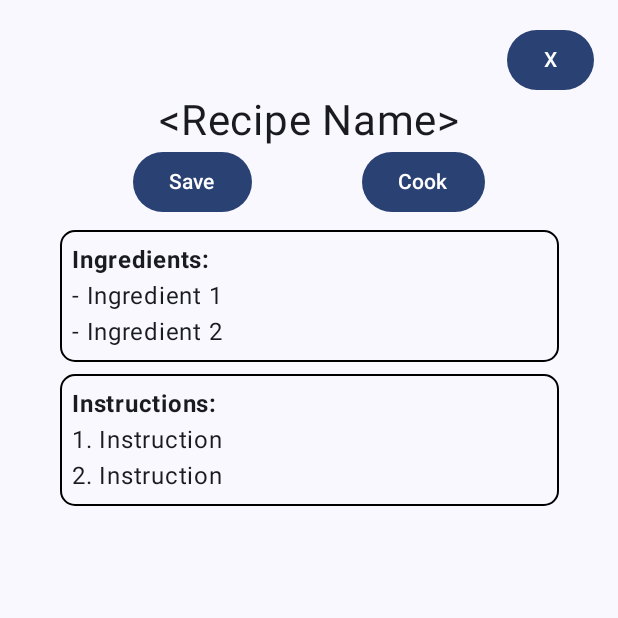
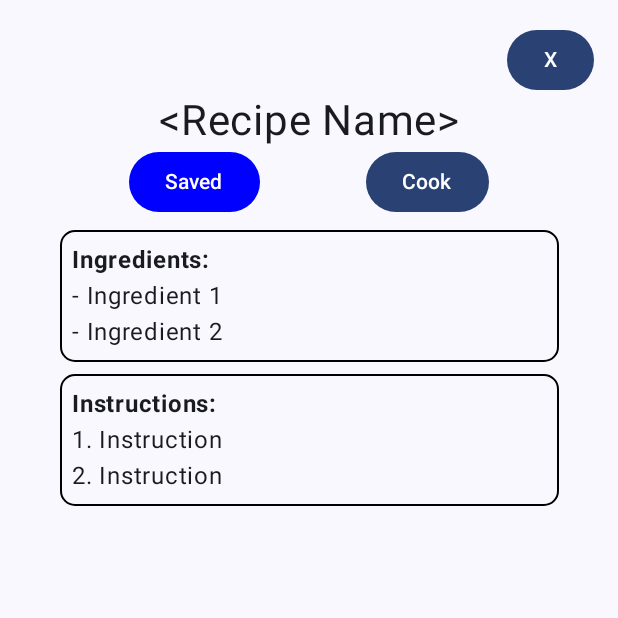
Before and after one commit to AdhDyslexie/meal-prep, an Android app built with Jetpack Compose: the composable RecipeDetails called with empty values, after a tap on "Save", on a phone screen of 412 x 824 dp, the top half of it. Run offline under Robolectric (Android 15) with nearby library versions, the phone set to English and light mode, and no system bars.

Commit message:
Recipes can now be saved

```diff
--- a/app/src/main/java/com/example/meal_planner/MainActivity.kt
+++ b/app/src/main/java/com/example/meal_planner/MainActivity.kt
@@ -56,7 +56,6 @@ import androidx.compose.ui.Alignment
 import androidx.compose.ui.Modifier
 import androidx.compose.ui.graphics.Color
 import androidx.compose.ui.text.font.FontWeight
-import androidx.compose.ui.tooling.preview.Preview
 import androidx.compose.ui.unit.dp
 import androidx.compose.ui.unit.sp
 import com.example.meal_planner.ui.theme.MealplannerTheme
@@ -427,10 +426,10 @@ fun RecipePage(modifier: Modifier = Modifier, viewmodel: RecipeViewModel) {
             }
         }
 
-        // 1. Track whether the overlay is open or closed
+        // Track whether the overlay is open or closed
         val isExpanded = selectedRecipe != null
 
-        // 2. Background Dimmer
+        // Background Dimmer
         if (isExpanded) {
             Box(
                 modifier = Modifier
@@ -440,7 +439,7 @@ fun RecipePage(modifier: Modifier = Modifier, viewmodel: RecipeViewModel) {
             )
         }
 
-        // 3. Animated Grow/Shrink Container
+        // Animated Grow/Shrink Container
         AnimatedVisibility(
             visible = isExpanded,
             modifier = Modifier.align(Alignment.Center),
@@ -457,7 +456,12 @@ fun RecipePage(modifier: Modifier = Modifier, viewmodel: RecipeViewModel) {
             ) {
                 RecipeDetails(
                     recipeInfo = selectedRecipe,
-                    onClose = { selectedRecipe = null } // Exit button callback
+                    onToggleSave = { isSaved ->
+                        selectedRecipe?.let { recipe ->
+                            viewmodel.updateRecipeSavedState(recipe.id, isSaved)
+                        }
+                    },
+                    onClose = { selectedRecipe = null }
                 )
             }
         }
@@ -661,7 +665,7 @@ fun MultiSelectDropdown(
 
 
 @Composable
-fun RecipeDetails(recipeInfo: RecipeInfo?, onClose: () -> Unit) {
+fun RecipeDetails(recipeInfo: RecipeInfo?, onClose: () -> Unit, onToggleSave: (Boolean) -> Unit) {
     /*
      - Details should be an overlay, with dynamic content
      - Should grow into place when opened
@@ -669,6 +673,8 @@ fun RecipeDetails(recipeInfo: RecipeInfo?, onClose: () -> Unit) {
     */
 
     val scrollState = rememberScrollState()
+    var isSaved by remember(recipeInfo) { mutableStateOf(recipeInfo?.isSaved ?: false) }
+
 
     Column(
         modifier = Modifier
@@ -701,8 +707,21 @@ fun RecipeDetails(recipeInfo: RecipeInfo?, onClose: () -> Unit) {
             horizontalArrangement = Arrangement.SpaceEvenly,
             verticalAlignment = Alignment.CenterVertically
         ) {
-            Button(onClick = { Log.i("RecipeDetails", "Saved") }) { Text("Save") }
-            Button(onClick = { Log.i("RecipeDetails", "To Cook") }) { Text("Cook") }
+            // Save / Saved Toggle Button
+            Button(
+                onClick = {
+                    val newState = !isSaved
+                    isSaved = newState             // Update UI state immediately
+                    onToggleSave(newState)         // Update database
+                },
+                colors = ButtonDefaults.buttonColors(
+                    containerColor = if (isSaved) Color.Blue else Color.Gray
+                )
+            ) {
+                Text(if (isSaved) "Saved" else "Save")
+            }
+
+            Button(onClick = { /* Cook action */ }) { Text("Cook") }
         }
 
         Spacer(modifier = Modifier.height(8.dp))
```
